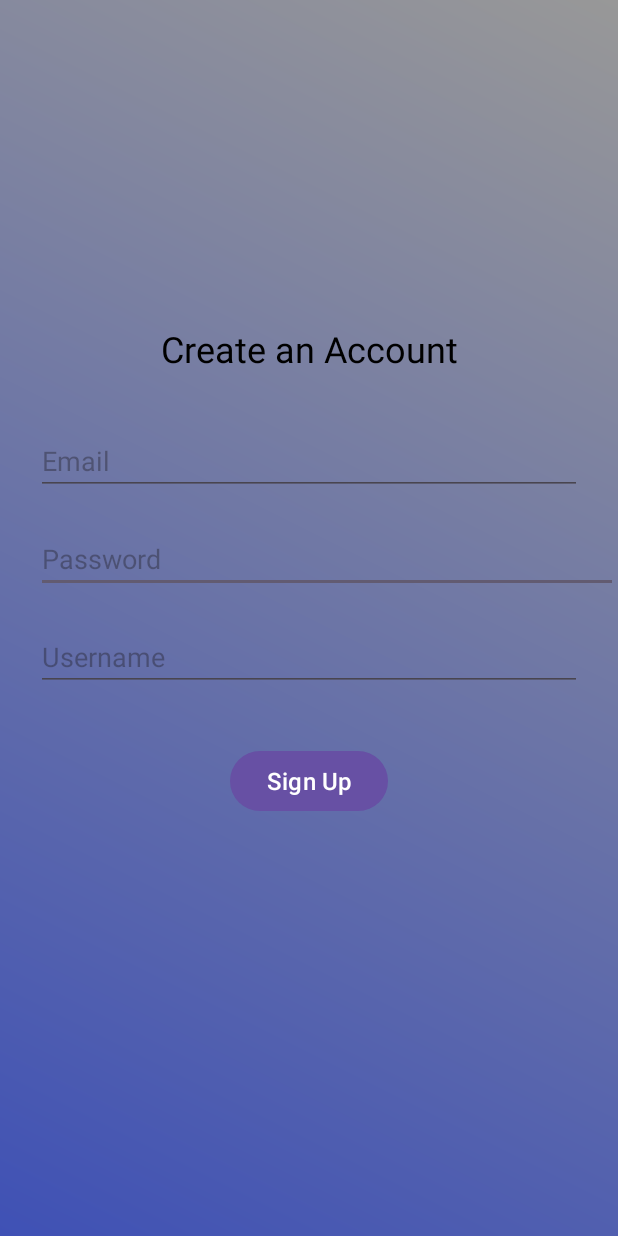
After one commit to LuisChore/android_firebase, an Android app: the SignUpActivity screen opened directly, with no data from a screen before it, on a phone screen of 412 x 824 dp. The commit adds this screen. Run offline under Robolectric (Android 15) with nearby library versions, the phone set to English and light mode, and no system bars; our stand-ins replace Firebase (no records; nobody signed in at launch, a user with empty details on screens opened directly).

Commit message:
Adding Firebase steps

```diff
--- a/02JournalApp/app/src/main/AndroidManifest.xml
+++ b/02JournalApp/app/src/main/AndroidManifest.xml
@@ -1,6 +1,8 @@
 <?xml version="1.0" encoding="utf-8"?>
 <manifest xmlns:android="http://schemas.android.com/apk/res/android"
     xmlns:tools="http://schemas.android.com/tools">
+
+    <uses-permission android:name="android.permission.INTERNET" />
 
     <application
         android:allowBackup="true"
@@ -13,6 +15,9 @@
         android:theme="@style/Theme.JournalApp"
         tools:targetApi="31">
         <activity
+            android:name=".SignUpActivity"
+            android:exported="false" />
+        <activity
             android:name=".MainActivity"
             android:exported="true">
             <intent-filter>
--- /dev/null
+++ b/02JournalApp/app/src/main/java/com/example/journalapp/SignUpActivity.java
@@ -0,0 +1,94 @@
+package com.example.journalapp;
+
+import androidx.annotation.NonNull;
+import androidx.appcompat.app.AppCompatActivity;
+
+import android.os.Bundle;
+import android.text.TextUtils;
+import android.view.View;
+import android.widget.Button;
+import android.widget.EditText;
+import android.widget.Toast;
+
+import com.google.android.gms.tasks.OnCompleteListener;
+import com.google.android.gms.tasks.Task;
+import com.google.firebase.auth.AuthResult;
+import com.google.firebase.auth.FirebaseAuth;
+import com.google.firebase.auth.FirebaseUser;
+import com.google.firebase.firestore.CollectionReference;
+import com.google.firebase.firestore.FirebaseFirestore;
+
+public class SignUpActivity extends AppCompatActivity {
+
+    EditText passwordCreate,usernameCreate,emailCreate;
+    Button createBTN;
+
+    //Firebase Auth
+    private FirebaseAuth firebaseAuth;
+    private FirebaseAuth.AuthStateListener authStateListener;
+    private FirebaseUser firebaseUser;
+
+    //Firebase Firestore
+    private FirebaseFirestore db = FirebaseFirestore.getInstance();
+    private CollectionReference collectionReference = db.collection("Users");
+
+    @Override
+    protected void onCreate(Bundle savedInstanceState) {
+        super.onCreate(savedInstanceState);
+        setContentView(R.layout.activity_sign_up);
+        createBTN = findViewById(R.id.acc_signup_btn);
+        passwordCreate = findViewById(R.id.password_create);
+        emailCreate = findViewById(R.id.email_create);
+        usernameCreate = findViewById(R.id.username_create_et);
+
+        firebaseAuth = FirebaseAuth.getInstance();
+        authStateListener = new FirebaseAuth.AuthStateListener() {
+            @Override
+            public void onAuthStateChanged(@NonNull FirebaseAuth firebaseAuth) {
+                firebaseUser = firebaseAuth.getCurrentUser();
+                if(firebaseUser != null){
+
+                }else{
+
+                }
+            }
+        };
+
+        createBTN.setOnClickListener(new View.OnClickListener() {
+            @Override
+            public void onClick(View view) {
+                if(!TextUtils.isEmpty(emailCreate.getText().toString()) &&
+                    !TextUtils.isEmpty(passwordCreate.getText().toString()) &&
+                    !TextUtils.isEmpty(usernameCreate.getText().toString())) {
+                    String email = emailCreate.getText().toString().trim();
+                    String pass = passwordCreate.getText().toString().trim();
+                    String username = usernameCreate.getText().toString().trim();
+                    createUserEmailAccount(email,pass,username);
+                }else{
+                    Toast.makeText(SignUpActivity.this,
+                            "No fields allowed to be empty",
+                            Toast.LENGTH_LONG).show();
+                }
+
+            }
+        });
+    }
+
+    private void createUserEmailAccount(String email,String password, String username){
+        if(!TextUtils.isEmpty(email) &&
+            !TextUtils.isEmpty(password) &&
+            !TextUtils.isEmpty(username)){
+                firebaseAuth.createUserWithEmailAndPassword(email,password).
+                        addOnCompleteListener(new OnCompleteListener<AuthResult>() {
+                    @Override
+                    public void onComplete(@NonNull Task<AuthResult> task) {
+                        if(task.isSuccessful()){
+                            Toast.makeText(SignUpActivity.this,
+                                    "Account is created successfully",
+                                    Toast.LENGTH_LONG).show();
+                        }
+                    }
+                });
+        }
+    }
+}
--- /dev/null
+++ b/02JournalApp/app/src/main/res/drawable/gradient_main.xml
@@ -0,0 +1,13 @@
+<?xml version="1.0" encoding="utf-8"?>
+<shape
+    xmlns:android="http://schemas.android.com/apk/res/android"
+    android:shape="rectangle">
+
+    <gradient
+        android:startColor="#3F51B5"
+        android:endColor="#989898"
+        android:angle="45"
+        android:type="linear"/>
+
+
+</shape>
--- /dev/null
+++ b/02JournalApp/app/src/main/res/layout/activity_sign_up.xml
@@ -0,0 +1,72 @@
+<?xml version="1.0" encoding="utf-8"?>
+<androidx.constraintlayout.widget.ConstraintLayout xmlns:android="http://schemas.android.com/apk/res/android"
+    xmlns:app="http://schemas.android.com/apk/res-auto"
+    xmlns:tools="http://schemas.android.com/tools"
+    android:layout_width="match_parent"
+    android:layout_height="match_parent"
+    android:background="@drawable/gradient_main"
+    tools:context=".SignUpActivity">
+
+    <EditText
+        android:layout_width="match_parent"
+        android:layout_height="wrap_content"
+        android:id="@+id/password_create"
+        android:layout_marginLeft="24dp"
+        android:textColor="@color/black"
+        android:layout_marginTop="20dp"
+        android:hint="Password"
+        android:inputType="textPassword"
+        android:maxLines="1"
+        app:layout_constraintEnd_toEndOf="parent"
+        app:layout_constraintStart_toStartOf="parent"
+        app:layout_constraintTop_toBottomOf="@+id/email_create"/>
+
+    <Button
+        android:layout_width="wrap_content"
+        android:layout_height="wrap_content"
+        android:id="@+id/acc_signup_btn"
+        android:text="Sign Up"
+        android:textSize="16sp"
+        android:layout_marginTop="36dp"
+        app:layout_constraintEnd_toEndOf="parent"
+        app:layout_constraintStart_toStartOf="parent"
+        app:layout_constraintTop_toBottomOf="@+id/username_create_et"/>
+
+    <EditText
+        android:layout_width="match_parent"
+        android:layout_height="wrap_content"
+        android:id="@+id/username_create_et"
+        android:layout_marginLeft="24dp"
+        android:layout_marginTop="20dp"
+        android:layout_marginRight="24dp"
+        android:hint="Username"
+        app:layout_constraintEnd_toEndOf="parent"
+        app:layout_constraintStart_toStartOf="parent"
+        app:layout_constraintTop_toBottomOf="@+id/password_create"/>
+
+    <TextView
+        android:layout_width="wrap_content"
+        android:layout_height="wrap_content"
+        android:id="@+id/textWelcome2"
+        android:layout_marginTop="216dp"
+        android:textSize="24sp"
+        android:textColor="@color/black"
+        android:text="Create an Account"
+        app:layout_constraintLeft_toLeftOf="parent"
+        app:layout_constraintRight_toRightOf="parent"
+        app:layout_constraintTop_toTopOf="parent"/>
+
+    <AutoCompleteTextView
+        android:layout_width="match_parent"
+        android:layout_height="wrap_content"
+        android:id="@+id/email_create"
+        android:layout_marginLeft="24dp"
+        android:layout_marginTop="36dp"
+        android:layout_marginRight="24dp"
+        android:hint="Email"
+        app:layout_constraintEnd_toEndOf="parent"
+        app:layout_constraintTop_toBottomOf="@id/textWelcome2"/>
+
+
+
+</androidx.constraintlayout.widget.ConstraintLayout>
```
Also changed, not shown: 02JournalApp/app/src/main/java/com/example/journalapp/Journal.java (added, +74 -0 lines), 02JournalApp/app/src/main/res/layout/activity_main.xml (+57 -3 lines), 02JournalApp/app/src/main/res/layout/journal_row.xml (added, +75 -0 lines).
